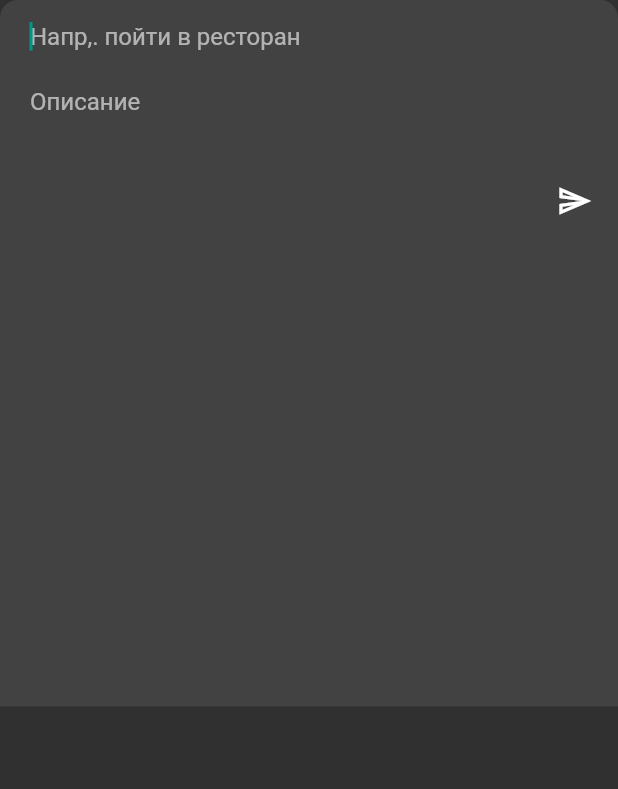
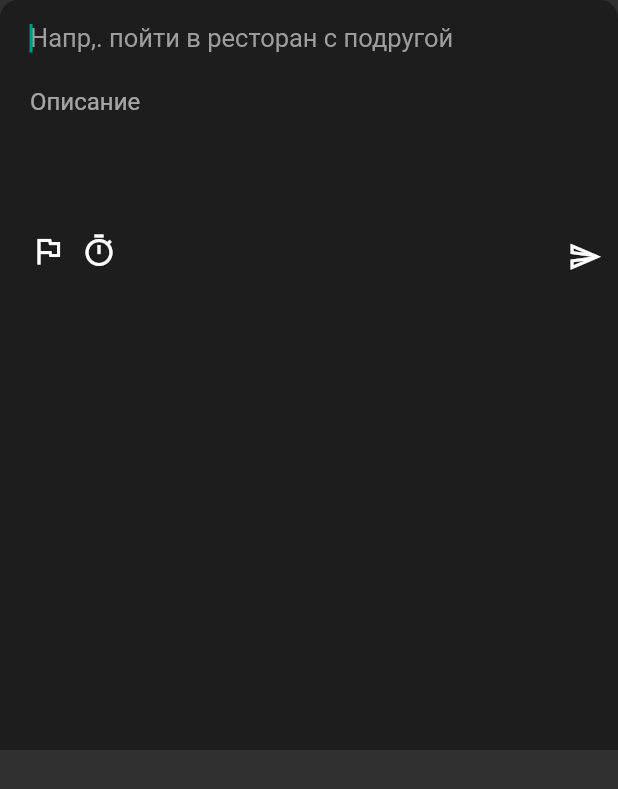
Before and after one commit to denihero/taskoo, a Flutter app: the TaskAddSheet widget shown alone on an empty page, opened directly, on a phone screen of 412 x 824 dp. Shown: the top 789 px of the screen. Run offline on Flutter 3.47's test engine with Material 2 defaults, Android fonts, the phone set to English and light mode, and no system bars; our stand-ins replace equatable, flutter_bloc, roundcheckbox, sqflite; accounts and stored records are empty.

Commit message:
change theme, add new two icon, and search tasks

```diff
--- a/lib/app.dart
+++ b/lib/app.dart
@@ -1,6 +1,7 @@
 import 'package:flutter/material.dart';
 import 'package:flutter_bloc/flutter_bloc.dart';
 import 'package:taskoo/src/screen/bloc/crud_task/task_crud_bloc.dart';
+import 'package:taskoo/src/screen/bloc/cubit/search_cubit.dart';
 import 'package:taskoo/src/screen/main/main_page.dart';
 import 'package:taskoo/src/screen/setting/setting_page.dart';
 
@@ -10,7 +11,10 @@ class App extends StatelessWidget {
   @override
   Widget build(BuildContext context) {
     return MultiBlocProvider(
-      providers: [BlocProvider(create: (context) => TaskCrudBloc())],
+      providers: [
+        BlocProvider(create: (context) => TaskCrudBloc()),
+        BlocProvider(create: (context) => SearchCubit())
+      ],
       child: MaterialApp(
         debugShowCheckedModeBanner: false,
         initialRoute: '/',
--- /dev/null
+++ b/lib/src/screen/bloc/cubit/search_state.dart
@@ -0,0 +1,21 @@
+part of 'search_cubit.dart';
+
+abstract class SearchState extends Equatable {
+  @override
+  List<Object> get props => [];
+}
+
+class SearchInitial extends SearchState {}
+
+class SearchError extends SearchState {}
+class SearchEmpty extends SearchState {}
+
+class SearchLoaded extends SearchState {
+  SearchLoaded({required this.tasks});
+  final List<Map<String, dynamic>> tasks;
+
+  @override
+  List<Object> get props => [tasks];
+}
+
+class SearchLoading extends SearchState {}
--- a/lib/src/screen/main/main_page.dart
+++ b/lib/src/screen/main/main_page.dart
@@ -22,9 +22,7 @@ class _MainPageState extends State<MainPage>
     super.initState();
     animationController = AnimationController(
         vsync: this,
-        duration: const Duration(milliseconds: 200),
-        reverseDuration: const Duration(milliseconds: 200),
-        upperBound: 2);
+        duration: const Duration(milliseconds: 200));
   }
 
   @override
@@ -39,6 +37,7 @@ class _MainPageState extends State<MainPage>
       child: WillPopScope(
         onWillPop: _onBackPressed(context),
         child: Scaffold(
+          backgroundColor: Color.fromRGBO(29,29,29,1),
           resizeToAvoidBottomInset: false,
           appBar: AppBar(
             backgroundColor: Colors.transparent,
@@ -144,7 +143,6 @@ class _MainPageState extends State<MainPage>
               showModalBottomSheet(
                   backgroundColor: Colors.transparent,
                   elevation: 0,
-                  barrierColor: Colors.black38,
                   isScrollControlled: true,
                   context: context,
                   transitionAnimationController: animationController,
--- /dev/null
+++ b/lib/src/screen/main/widget/button/send.dart
@@ -0,0 +1,42 @@
+import 'package:flutter/material.dart';
+import 'package:flutter_bloc/flutter_bloc.dart';
+import 'package:taskoo/src/screen/bloc/crud_task/task_crud_bloc.dart';
+
+class SendButton extends StatelessWidget {
+  const SendButton({Key? key, required this.backgroundColor, required this.textController, required this.subtitleController}) : super(key: key);
+
+  final Color backgroundColor;
+  final TextEditingController textController;
+  final TextEditingController subtitleController;
+
+
+  @override
+  Widget build(BuildContext context) {
+    return CircleAvatar(
+      radius: 17,
+      backgroundColor: backgroundColor,
+      child: IconButton(
+          icon: const Icon(
+            Icons.send_outlined,
+            color: Colors.white,
+            size: 23,
+          ),
+          constraints: const BoxConstraints(),
+          padding: EdgeInsets.zero,
+          onPressed: () async {
+            if (textController.text.isEmpty ||
+                textController.text.isEmpty &&
+                    subtitleController.text.isEmpty) {
+              return;
+            } else {
+              context.read<TaskCrudBloc>().add(
+                  TaskAddEvent(
+                      title: textController.text,
+                      subtitle: subtitleController.text));
+              textController.text = '';
+              subtitleController.text = '';
+            }
+          }),
+    );
+  }
+}
--- a/lib/src/screen/main/widget/sheet/task_add_sheet.dart
+++ b/lib/src/screen/main/widget/sheet/task_add_sheet.dart
@@ -1,7 +1,7 @@
+import 'package:flutter/cupertino.dart';
 import 'package:flutter/material.dart';
-import 'package:flutter_bloc/flutter_bloc.dart';
 import 'package:taskoo/service/database/sql_crud.dart';
-import 'package:taskoo/src/screen/bloc/crud_task/task_crud_bloc.dart';
+import 'package:taskoo/src/screen/main/widget/button/send.dart';
 
 class TaskAddSheet extends StatefulWidget {
   const TaskAddSheet({Key? key}) : super(key: key);
@@ -34,10 +34,10 @@ class _TaskAddSheetState extends State<TaskAddSheet> {
       child: Hero(
         tag: 'key',
         child: Container(
-          height: 471,
-          decoration: BoxDecoration(
-              color: Colors.grey[800]!,
-              borderRadius: const BorderRadius.only(
+          height: 500,
+          decoration: const BoxDecoration(
+              color: Color.fromRGBO(29,29,29,1),
+              borderRadius: BorderRadius.only(
                 topLeft: Radius.circular(12),
                 topRight: Radius.circular(12),
               )),
@@ -64,9 +64,27 @@ class _TaskAddSheetState extends State<TaskAddSheet> {
                       textCapitalization: TextCapitalization.sentences,
                       textInputAction: TextInputAction.next,
                       maxLines: 2,
+                      onChanged: (str){
+                        if(str == '!!'){
+                           // showMenu(
+                           //     context: context,
+                           //     position: RelativeRect.fromSize(
+                           //       Rect.fromCenter(
+                           //           center: Offset.zero, width: 100, height: 100),
+                           //       Size(100, 100),
+                           //     ),
+                           //     items: [
+                           //      const PopupMenuItem(child: Text('12')),
+                           //      PopupMenuItem(child: Text('12')),
+                           //      PopupMenuItem(child: Text('12')),
+                           //     ]
+                           // );
+                        }
+                      },
                       decoration: const InputDecoration(
-                          hintText: 'Напр,. пойти в ресторан',
+                          hintText: 'Напр,. пойти в ресторан с подругой',
                           border: InputBorder.none,
+                          hintStyle: TextStyle(fontSize: 17,color: Colors.grey),
                           contentPadding: EdgeInsets.zero),
                     ),
                     TextFormField(
@@ -81,35 +99,43 @@ class _TaskAddSheetState extends State<TaskAddSheet> {
                           border: InputBorder.none,
                           contentPadding: EdgeInsets.zero),
                     ),
+                    Transform.translate(
+                      offset: const Offset(0, 40),
+                      child: Row(
+                        crossAxisAlignment: CrossAxisAlignment.end,
+                        children: [
+                          IconButton(
+                            iconSize: 24,
+                            constraints: const BoxConstraints(minHeight: 1),
+                            padding: EdgeInsets.zero,
+                            onPressed: () {
+
+                            },
+                            icon: const Icon(Icons.flag_outlined),
+                          ),
+                          const SizedBox(
+                            width: 10,
+                          ),
+                          IconButton(
+                            iconSize: 24,
+                            constraints: const BoxConstraints(),
+                            padding: EdgeInsets.zero,
+                            onPressed: () {},
+                            icon: const Icon(Icons.timer_sharp),
+                          ),
+                        ],
+                      ),
+                    ),
                     Align(
                       alignment: Alignment.bottomRight,
                       child: Transform.translate(
-                          offset: const Offset(-10, 0),
-                          child: CircleAvatar(
-                            radius: 19,
-                            backgroundColor: sendIconColor,
-                            child: IconButton(
-                                icon: const Icon(
-                                  Icons.send_outlined,
-                                  color: Colors.white,
-                                ),
-                                constraints: const BoxConstraints(),
-                                padding: EdgeInsets.zero,
-                                onPressed: () async {
-                                  if (textController.text.isEmpty ||
-                                      textController.text.isEmpty &&
-                                          subtitleController.text.isEmpty) {
-                                    return;
-                                  } else {
-                                    context.read<TaskCrudBloc>().add(
-                                        TaskAddEvent(
-                                            title: textController.text,
-                                            subtitle: subtitleController.text));
-                                    textController.text = '';
-                                    subtitleController.text = '';
-                                  }
-                                }),
-                          )),
+                        offset: const Offset(-5,15),
+                        child: SendButton(
+                          backgroundColor: sendIconColor,
+                          textController: textController,
+                          subtitleController: subtitleController,
+                        )
+                      ),
                     )
                   ],
                 );
@@ -120,4 +146,16 @@ class _TaskAddSheetState extends State<TaskAddSheet> {
       ),
     );
   }
+   windowsw(){
+    return PopupMenuButton(
+        itemBuilder:(context){
+          return [
+            PopupMenuItem(child: Text('1')),
+            PopupMenuItem(child: Text('2')),
+            PopupMenuItem(child: Text('3')),
+            PopupMenuItem(child: Text('4')),
+          ];
+        }
+    );
+  }
 }
--- a/lib/src/screen/main/widget/task_card.dart
+++ b/lib/src/screen/main/widget/task_card.dart
@@ -60,7 +60,7 @@ class TaskCardWidget extends StatelessWidget {
             child: RoundCheckBox(
               size: 23,
               checkedColor: Colors.teal,
-              borderColor: Colors.white,
+              borderColor: const Color.fromRGBO(179,179,179,1),
               animationDuration: const Duration(milliseconds: 100),
               onTap: (selected) {
                 if (selected == true) {
```
Also changed, not shown: lib/src/screen/bloc/cubit/search_cubit.dart (added, +24 -0 lines), lib/src/screen/main/widget/sheet/search_sheet.dart (+93 -5 lines).
